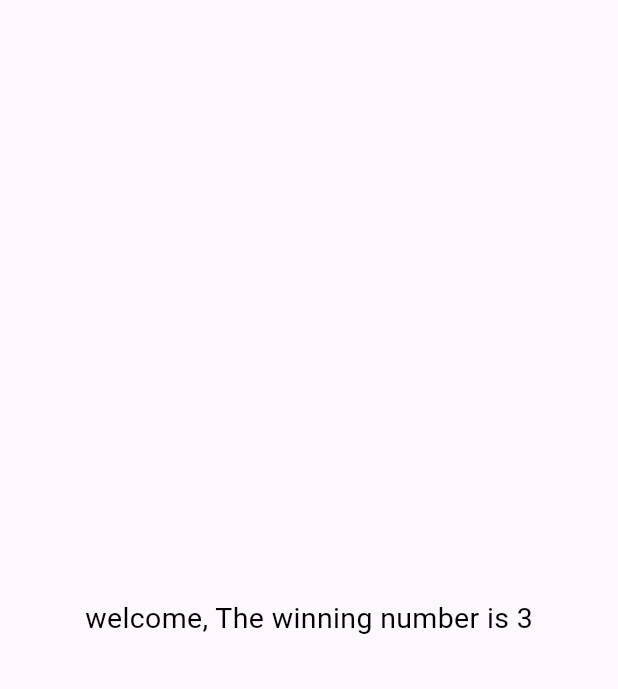
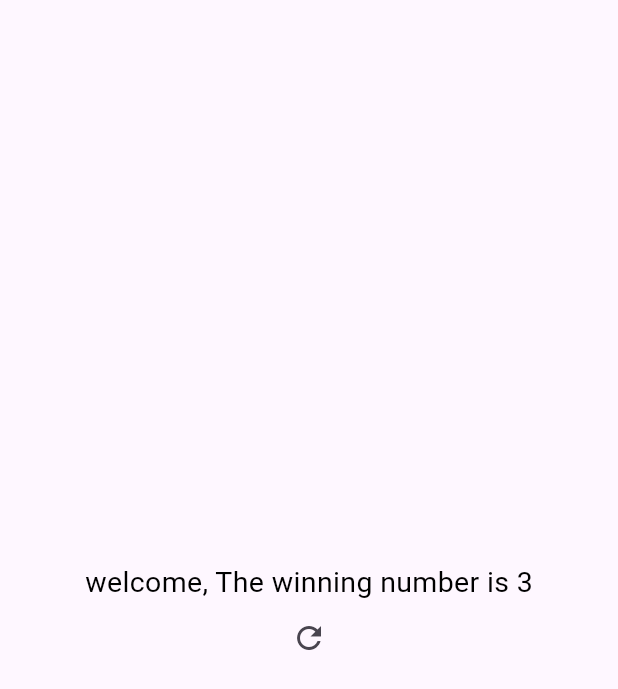
Before and after one commit to Amjadyabroudi128/simpleLottery, a Flutter app: the screen it shows after launch, on a phone screen of 412 x 824 dp. Shown: the top 689 px of the screen. Run offline on Flutter 3.47's test engine with Material 3 defaults, Android fonts, the phone set to English and light mode, and no system bars.

Commit message:
icon button

```diff
--- a/lib/features/homePage.dart
+++ b/lib/features/homePage.dart
@@ -31,7 +31,13 @@ class _MyHomePageState extends State<MyHomePage> {
         child: Column(
           mainAxisAlignment: MainAxisAlignment.center,
           children: <Widget>[
-            messageText(message: message)
+            messageText(message: message),
+             IconButton(
+               icon: Icon(Icons.refresh),
+               onPressed: (){
+                 theLotteryNumber();
+               },
+             )
              // messageText(message: message),
           ],
         ),
```
